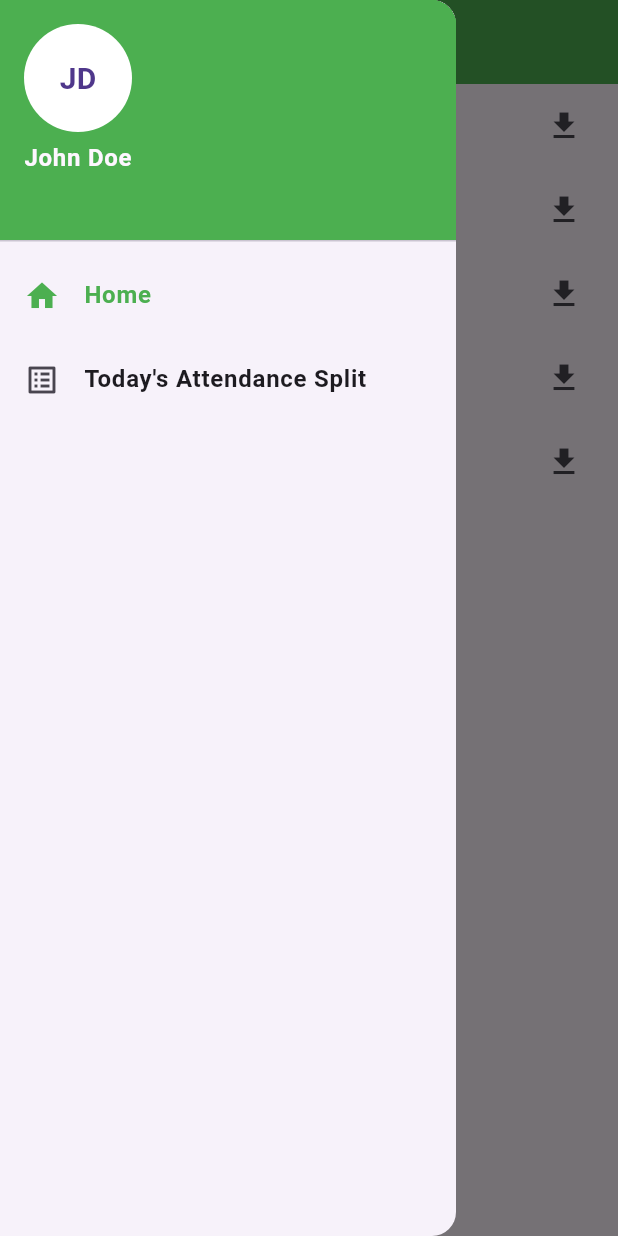
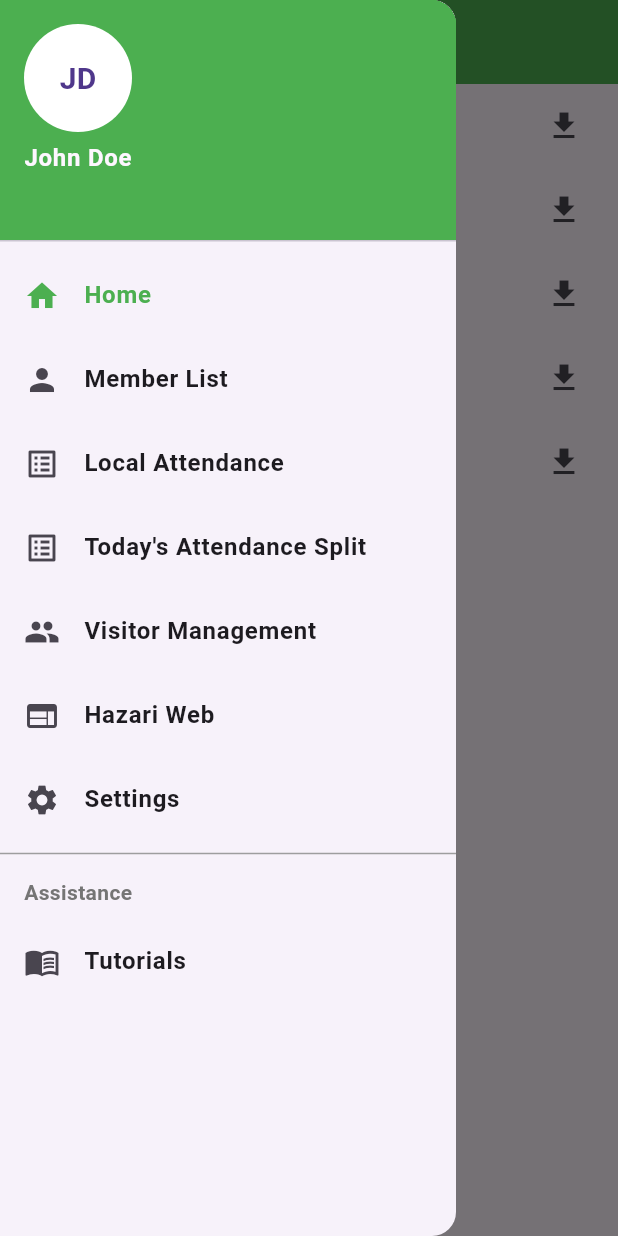
Before and after one commit to nihalsaran/sncapp, a Flutter app: the GroupsScreen screen opened directly, with the side drawer open, on a phone screen of 412 x 824 dp. Run offline on Flutter 3.47's test engine with Material 3 defaults, Android fonts, the light colour scheme and no system bars; our stand-ins replace firebase_auth, firebase_core; accounts and stored records are empty.

Commit message:
update homePage

```diff
--- a/lib/HomePage.dart
+++ b/lib/HomePage.dart
@@ -1,4 +1,5 @@
 import 'package:flutter/material.dart';
+import 'package:sncapp/Satsang.dart';
 
 void main() {
   runApp(HomePage());
@@ -90,8 +91,38 @@ class _GroupsScreenState extends State<GroupsScreen> {
                 Navigator.pop(context);
               },
             ),
-            // Other list tiles here
-            //...
+            ListTile(
+              leading: Icon(Icons.person,
+                  color: _selectedIndex == 1 ? Colors.green : null),
+              title: Text(
+                'Member List',
+                style: TextStyle(
+                    color: _selectedIndex == 1 ? Colors.green : null,
+                    fontWeight: FontWeight.bold),
+              ),
+              onTap: () {
+                setState(() {
+                  _selectedIndex = 1;
+                });
+                // Add navigation logic here
+              },
+            ),
+            ListTile(
+              leading: Icon(Icons.list_alt,
+                  color: _selectedIndex == 2 ? Colors.green : null),
+              title: Text(
+                'Local Attendance',
+                style: TextStyle(
+                    color: _selectedIndex == 2 ? Colors.green : null,
+                    fontWeight: FontWeight.bold),
+              ),
+              onTap: () {
+                setState(() {
+                  _selectedIndex = 2;
+                });
+                // Add navigation logic here
+              },
+            ),
             ListTile(
               leading: Icon(Icons.list_alt,
                   color: _selectedIndex == 3 ? Colors.green : null),
@@ -105,16 +136,89 @@ class _GroupsScreenState extends State<GroupsScreen> {
                 setState(() {
                   _selectedIndex = 3;
                 });
-                // Navigate to Satsang page
-                Navigator.pop(context);
-                Navigator.push(
-                  context,
-                  MaterialPageRoute(builder: (context) => SatsangPage()),
-                );
+                // Add navigation logic here
               },
             ),
-            // Other list tiles here
-            //...
+            ListTile(
+              leading: Icon(Icons.group,
+                  color: _selectedIndex == 4 ? Colors.green : null),
+              title: Text(
+                'Visitor Management',
+                style: TextStyle(
+                    color: _selectedIndex == 4 ? Colors.green : null,
+                    fontWeight: FontWeight.bold),
+              ),
+              onTap: () {
+                setState(() {
+                  _selectedIndex = 4;
+                });
+                // Add navigation logic here
+              },
+            ),
+            ListTile(
+              leading: Icon(Icons.web,
+                  color: _selectedIndex == 5 ? Colors.green : null),
+              title: Text(
+                'Hazari Web',
+                style: TextStyle(
+                    color: _selectedIndex == 5 ? Colors.green : null,
+                    fontWeight: FontWeight.bold),
+              ),
+              onTap: () {
+                setState(() {
+                  _selectedIndex = 5;
+                });
+                // Add navigation logic here
+              },
+            ),
+            ListTile(
+              leading: Icon(Icons.settings,
+                  color: _selectedIndex == 6 ? Colors.green : null),
+              title: Text(
+                'Settings',
+                style: TextStyle(
+                    color: _selectedIndex == 6 ? Colors.green : null,
+                    fontWeight: FontWeight.bold),
+              ),
+              onTap: () {
+                setState(() {
+                  _selectedIndex = 6;
+                });
+                // Add navigation logic here
+              },
+            ),
+            // Add a Divider after Settings
+            Divider(
+              color: Colors.grey,
+            ),
+            // Add Assistance title
+            Padding(
+              padding: EdgeInsets.symmetric(horizontal: 16.0, vertical: 8.0),
+              child: Text(
+                'Assistance',
+                style: TextStyle(
+                  color: Colors.grey[600],
+                  fontWeight: FontWeight.bold,
+                ),
+              ),
+            ),
+            // Add Tutorials list item
+            ListTile(
+              leading: Icon(Icons.menu_book,
+                  color: _selectedIndex == 7 ? Colors.green : null),
+              title: Text(
+                'Tutorials',
+                style: TextStyle(
+                    color: _selectedIndex == 7 ? Colors.green : null,
+                    fontWeight: FontWeight.bold),
+              ),
+              onTap: () {
+                setState(() {
+                  _selectedIndex = 7;
+                });
+                // Add navigation logic here
+              },
+            ),
           ],
         ),
       ),
@@ -131,21 +235,24 @@ class _GroupsScreenState extends State<GroupsScreen> {
                   // Navigation logic for MPG Activities
                   Navigator.push(
                     context,
-                    MaterialPageRoute(builder: (context) => MPGActivitiesPage()),
+                    MaterialPageRoute(
+                        builder: (context) => MPGActivitiesPage()),
                   );
                   break;
                 case 1:
                   // Navigation logic for Sant (Su)perman Activities
                   Navigator.push(
                     context,
-                    MaterialPageRoute(builder: (context) => SantSupermanActivitiesPage()),
+                    MaterialPageRoute(
+                        builder: (context) => SantSupermanActivitiesPage()),
                   );
                   break;
                 case 2:
                   // Navigation logic for Sant(Su)perman Activities (MPG)
                   Navigator.push(
                     context,
-                    MaterialPageRoute(builder: (context) => SantSupermanMPGActivitiesPage()),
+                    MaterialPageRoute(
+                        builder: (context) => SantSupermanMPGActivitiesPage()),
                   );
                   break;
                 case 3:
@@ -159,7 +266,8 @@ class _GroupsScreenState extends State<GroupsScreen> {
                   // Navigation logic for Youth Association Activities
                   Navigator.push(
                     context,
-                    MaterialPageRoute(builder: (context) => YouthAssociationActivitiesPage()),
+                    MaterialPageRoute(
+                        builder: (context) => YouthAssociationActivitiesPage()),
                   );
                   break;
                 default:
@@ -167,21 +275,6 @@ class _GroupsScreenState extends State<GroupsScreen> {
             },
           );
         },
-      ),
-    );
-  }
-}
-
-// Define separate pages for each option
-class SatsangPage extends StatelessWidget {
-  @override
-  Widget build(BuildContext context) {
-    return Scaffold(
-      appBar: AppBar(
-        title: Text('Satsang'),
-      ),
-      body: Center(
-        child: Text('This is the Satsang Page'),
       ),
     );
   }
--- a/lib/Satsang.dart
+++ b/lib/Satsang.dart
@@ -2,10 +2,10 @@ import 'package:flutter/material.dart';
 import 'HomePage.dart'; // Import the HomePage.dart file
 
 void main() {
-  runApp(MyApp());
+  runApp(SatsangPage());
 }
 
-class MyApp extends StatelessWidget {
+class SatsangPage extends StatelessWidget {
   @override
   Widget build(BuildContext context) {
     return MaterialApp(
```
